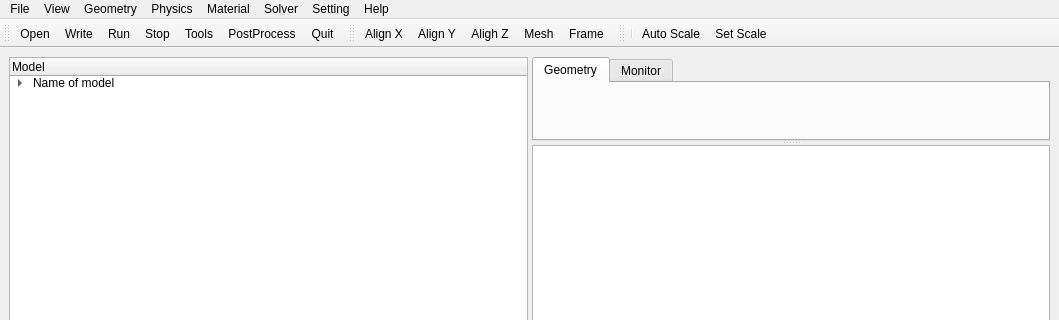
Qt form PyQtVTK/ccm.ui (shach934/scripts) before a commit; both pictures show x 0 to 1059 and y 0 to 320 of the 1059 by 731 pixel window.
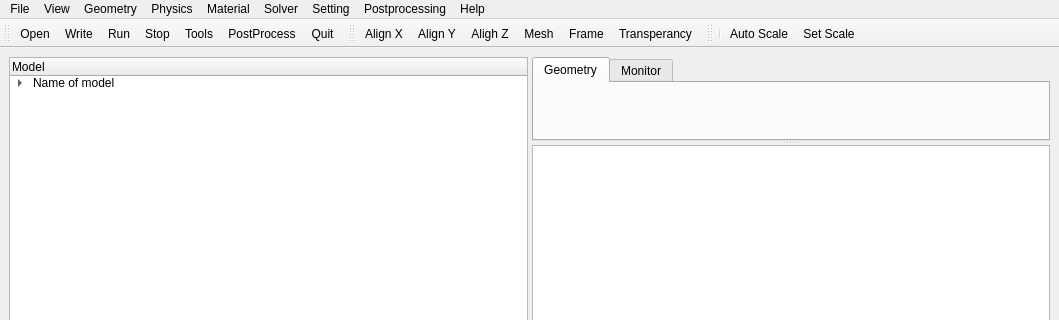
The same form after that commit. Icons and pictures are not drawn.

```diff
--- a/PyQtVTK/ccm.ui
+++ b/PyQtVTK/ccm.ui
@@ -470,6 +470,17 @@
     </property>
     <addaction name="actionTools"/>
    </widget>
+   <widget class="QMenu" name="menuPostprocessing">
+    <property name="title">
+     <string>Postprocessing</string>
+    </property>
+    <addaction name="actionWall_Heat_Flux"/>
+    <addaction name="actionTemperature_Probe"/>
+    <addaction name="actionVelocity_Probe"/>
+    <addaction name="actionHeat_Transfer_Coefficent"/>
+    <addaction name="actionVolume"/>
+    <addaction name="actionMass_flow_rate"/>
+   </widget>
    <addaction name="menuFile"/>
    <addaction name="menuView"/>
    <addaction name="menuGeometry"/>
@@ -477,6 +488,7 @@
    <addaction name="menuMaterial"/>
    <addaction name="menuSolver"/>
    <addaction name="menuSetting"/>
+   <addaction name="menuPostprocessing"/>
    <addaction name="menuHelp"/>
   </widget>
   <widget class="QToolBar" name="mainToolBar">
@@ -518,6 +530,7 @@
    <addaction name="actionAligh_Z"/>
    <addaction name="actionMesh"/>
    <addaction name="actionFrame"/>
+   <addaction name="actionTransperancy"/>
   </widget>
   <widget class="QStatusBar" name="statusBar">
    <property name="baseSize">
```
Left out of the diff: 40 changed lines with no effect on the pictures.
